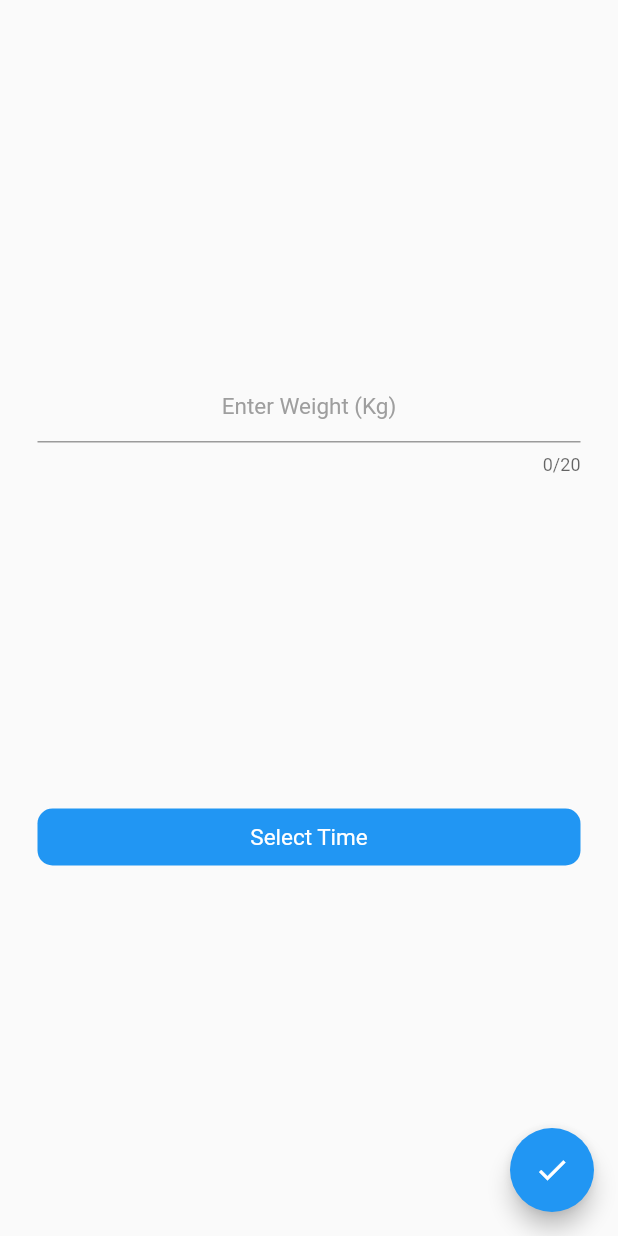
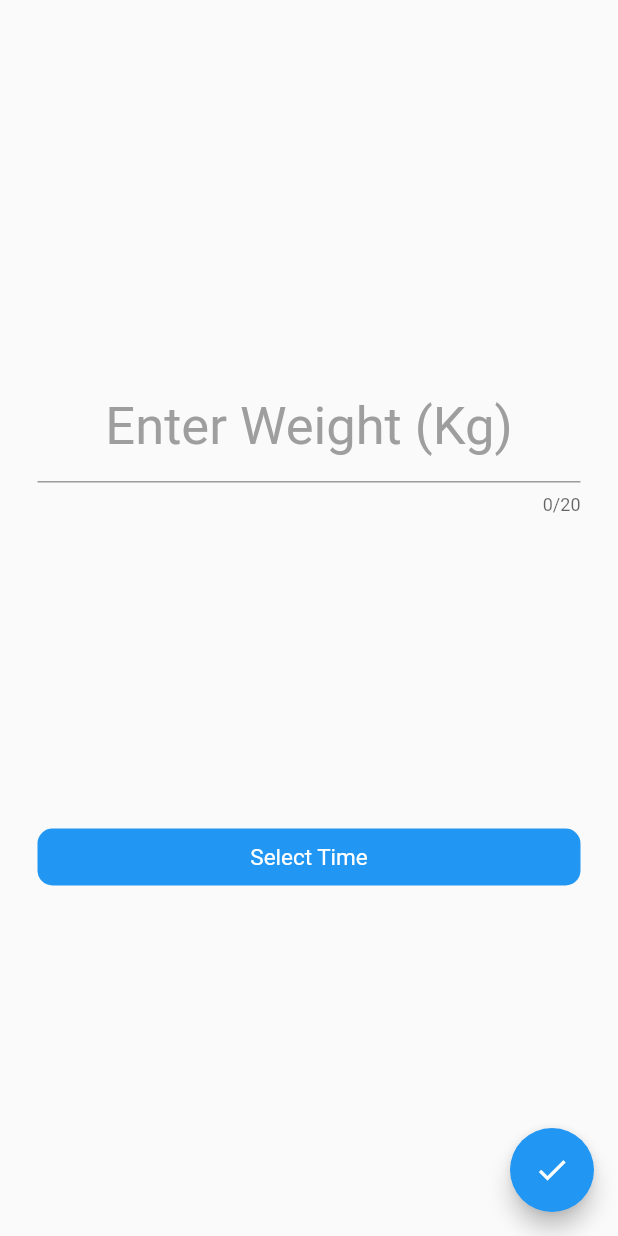
Before and after one commit to naveenfunk/WeightTracker, a Flutter app: the screen it shows after launch, after a tap on the "add" icon, on a phone screen of 412 x 824 dp. Run offline on Flutter 3.47's test engine with Material 2 defaults, Android fonts, the phone set to English and light mode, and no system bars; our stand-ins replace shared_preferences.

Commit message:
refactored code

```diff
--- a/lib/database/database.dart
+++ b/lib/database/database.dart
@@ -2,7 +2,7 @@ import 'dart:convert';
 
 import 'package:shared_preferences/shared_preferences.dart';
 import 'package:weighttracker/database/database_abstraction.dart';
-import 'package:weighttracker/entities/weight.dart';
+import 'package:weighttracker/database/entities/weight.dart';
 
 class Database extends IDatabase {
   final SharedPreferences prefs;
--- a/lib/database/database_abstraction.dart
+++ b/lib/database/database_abstraction.dart
@@ -1,4 +1,4 @@
-import 'package:weighttracker/entities/weight.dart';
+import 'package:weighttracker/database/entities/weight.dart';
 
 abstract class IDatabase {
   void addWeight(Weight weight);
--- a/lib/main.dart
+++ b/lib/main.dart
@@ -1,7 +1,7 @@
 import 'package:flutter/material.dart';
 import 'package:provider/provider.dart';
 import 'package:weighttracker/database/database.dart';
-import 'package:weighttracker/notifiers/weight_bloc.dart';
+import 'package:weighttracker/providers/weight.dart';
 import 'package:weighttracker/routes/weight_list.dart';
 import 'package:shared_preferences/shared_preferences.dart';
 
--- a/lib/notifiers/weight_bloc.dart
+++ /dev/null
@@ -1,31 +0,0 @@
-import 'package:flutter/cupertino.dart';
-import 'package:weighttracker/database/database_abstraction.dart';
-import 'package:weighttracker/entities/weight.dart';
-
-class WeightProvider with ChangeNotifier {
-  List<Weight> weightList = [];
-  double averageWeight = 0;
-
-  IDatabase db;
-
-  WeightProvider(this.db) {
-    _updateData();
-  }
-
-  void addWeight(double weight, DateTime dateTime) {
-    db.addWeight(Weight(weight, dateTime));
-    _updateData();
-    notifyListeners();
-  }
-
-  void sortList() {
-    weightList.sort((obj1, obj2) => obj1.time.isAfter(obj2.time) ? -1 : 1);
-  }
-
-  void _updateData() {
-    weightList.clear();
-    weightList.addAll(db.getWeights());
-    sortList();
-    averageWeight = db.getAverageWeight();
-  }
-}
--- /dev/null
+++ b/lib/providers/weight.dart
@@ -0,0 +1,31 @@
+import 'package:flutter/cupertino.dart';
+import 'package:weighttracker/database/database_abstraction.dart';
+import 'package:weighttracker/database/entities/weight.dart';
+
+class WeightProvider with ChangeNotifier {
+  List<Weight> weightList = [];
+  double averageWeight = 0;
+
+  IDatabase db;
+
+  WeightProvider(this.db) {
+    _updateData();
+  }
+
+  void addWeight(double weight, DateTime dateTime) {
+    db.addWeight(Weight(weight, dateTime));
+    _updateData();
+    notifyListeners();
+  }
+
+  void sortList() {
+    weightList.sort((obj1, obj2) => obj1.time.isAfter(obj2.time) ? -1 : 1);
+  }
+
+  void _updateData() {
+    weightList.clear();
+    weightList.addAll(db.getWeights());
+    sortList();
+    averageWeight = db.getAverageWeight();
+  }
+}
--- a/lib/routes/add_weight.dart
+++ b/lib/routes/add_weight.dart
@@ -2,7 +2,7 @@ import 'package:flutter/cupertino.dart';
 import 'package:flutter/material.dart';
 import 'package:flutter/services.dart';
 import 'package:weighttracker/exceptions/exceptions.dart';
-import 'package:weighttracker/notifiers/weight_bloc.dart';
+import 'package:weighttracker/providers/weight.dart';
 import 'package:weighttracker/utils.dart';
 import 'package:provider/provider.dart';
 
@@ -32,11 +32,11 @@ class AddWeightRouteState extends State<AddWeightRoute> {
               TextField(
                 controller: _weightController,
                 inputFormatters: [FilteringTextInputFormatter.allow(RegExp("[0-9.]"))],
-                style: const TextStyle(fontSize: 15, color: Colors.black),
+                style: const TextStyle(fontSize: 55, color: Colors.black),
                 maxLength: 20,
                 textAlign: TextAlign.center,
                 keyboardType: TextInputType.number,
-                decoration: const InputDecoration(hintText: "Enter Weight (Kg)", hintStyle: TextStyle(fontSize: 15, color: Colors.grey)),
+                decoration: const InputDecoration(hintText: "Enter Weight (Kg)", hintStyle: TextStyle(fontSize: 35, color: Colors.grey)),
               ),
               DateTimePicker(onTimeUpdated: (updatedTime) => _selectedTime = updatedTime),
             ],
--- a/lib/routes/weight_list.dart
+++ b/lib/routes/weight_list.dart
@@ -1,7 +1,7 @@
 import 'package:flutter/material.dart';
-import 'package:weighttracker/notifiers/weight_bloc.dart';
+import 'package:weighttracker/providers/weight.dart';
 import 'package:weighttracker/routes/add_weight.dart';
-import 'package:weighttracker/entities/weight.dart';
+import 'package:weighttracker/database/entities/weight.dart';
 import 'package:weighttracker/utils.dart';
 import 'package:provider/provider.dart';
 
@@ -37,7 +37,7 @@ class _WeightListRouteState extends State<WeightListRoute> {
         body: CustomScrollView(
           slivers: <Widget>[
             SliverAppBar(
-              expandedHeight: _screenHeight * .30,
+              expandedHeight: _screenHeight * .30, // covering 30% of screen
               floating: false,
               pinned: false,
               snap: false,
@@ -48,12 +48,12 @@ class _WeightListRouteState extends State<WeightListRoute> {
                   crossAxisAlignment: CrossAxisAlignment.center,
                   children: [
                     Text(context.watch<WeightProvider>().averageWeight.toStringAsFixed(2),
-                        style: const TextStyle(fontSize: 45, color: Colors.black)),
+                        style: const TextStyle(fontSize: 45, color: Colors.white)),
                     const Padding(
                       padding: EdgeInsets.only(top: 10),
                       child: Text(
                         "Average Weight",
-                        style: TextStyle(fontSize: 22, color: Colors.black),
+                        style: TextStyle(fontSize: 22, color: Colors.white),
                       ),
                     )
                   ],
@@ -71,7 +71,7 @@ class _WeightListRouteState extends State<WeightListRoute> {
                       children: [
                         Text(
                           "${_listData.weight.toStringAsFixed(2)} Kg",
-                          style: const TextStyle(fontSize: 13, color: Colors.black38),
+                          style: const TextStyle(fontSize: 13, color: Colors.black87),
                         ),
                         Expanded(child: Container()),
                         Text(
```
Also changed, not shown: lib/database/entities/weight.dart (renamed from lib/entities/weight.dart), 2 other files.
